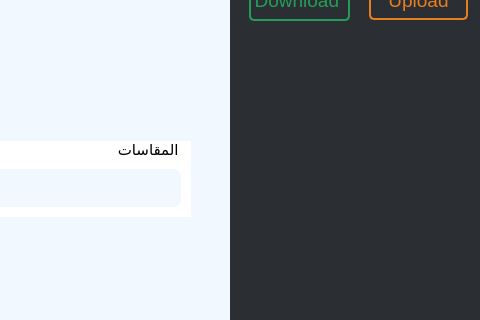
This is src/main/python/ui/main.ui in medhatjachour/black_horse as Qt 5 draws it before an edit; both pictures show x 813 to 1293 and y 186 to 506 of the 1293 by 823 pixel window. The edited form follows.
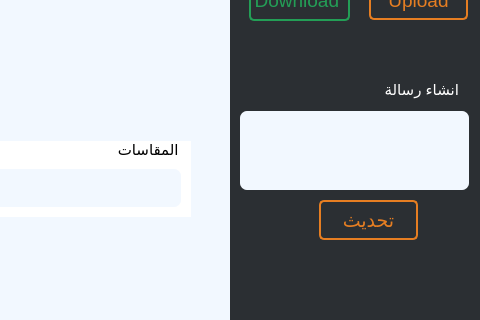
This is the edited form. The open tabs and pages were chosen to show the change. Icons and pictures are not drawn.

```diff
--- a/src/main/python/ui/main.ui
+++ b/src/main/python/ui/main.ui
@@ -8012,6 +8012,99 @@
                             <string>قاعدة البيانات</string>
                            </property>
                           </widget>
+                          <widget class="QTextEdit" name="textEdit">
+                           <property name="geometry">
+                            <rect>
+                             <x>0</x>
+                             <y>170</y>
+                             <width>231</width>
+                             <height>81</height>
+                            </rect>
+                           </property>
+                           <property name="styleSheet">
+                            <string notr="true">QTextEdit{
+	color: rgb(0, 0, 0);
+border:2px solid transparent;
+border-radius: 8px;
+padding: 0px 8px;
+background-color: rgb(242, 248, 255);
+}
+QTextEdit::hover{
+
+	border: 2px solid rgb(103, 222, 255);
+}
+QTextEdit::focus{
+	border: 2px solid rgb(103, 222, 255);
+}</string>
+                           </property>
+                          </widget>
+                          <widget class="QLabel" name="label_34">
+                           <property name="geometry">
+                            <rect>
+                             <x>20</x>
+                             <y>140</y>
+                             <width>200</width>
+                             <height>20</height>
+                            </rect>
+                           </property>
+                           <property name="font">
+                            <font>
+                             <pointsize>11</pointsize>
+                            </font>
+                           </property>
+                           <property name="text">
+                            <string>انشاء رسالة </string>
+                           </property>
+                          </widget>
+                          <widget class="QPushButton" name="addToCart_4">
+                           <property name="geometry">
+                            <rect>
+                             <x>80</x>
+                             <y>260</y>
+                             <width>99</width>
+                             <height>40</height>
+                            </rect>
+                           </property>
+                           <property name="minimumSize">
+                            <size>
+                             <width>99</width>
+                             <height>40</height>
+                            </size>
+                           </property>
+                           <property name="maximumSize">
+                            <size>
+                             <width>200</width>
+                             <height>16777215</height>
+                            </size>
+                           </property>
+                           <property name="font">
+                            <font>
+                             <pointsize>14</pointsize>
+                            </font>
+                           </property>
+                           <property name="cursor">
+                            <cursorShape>PointingHandCursor</cursorShape>
+                           </property>
+                           <property name="styleSheet">
+                            <string notr="true">QPushButton
+{
+	border:0px;
+	color: rgb(230, 126, 34);
+	border: 2px solid  rgb(230, 126, 34);
+	border-radius:5px
+}
+QPushButton:hover
+{
+	border:0px;
+	background-color:rgb(230, 126, 34);
+	
+	color: #fff;
+}</string>
+                           </property>
+                           <property name="text">
+                            <string>تحديث</string>
+                           </property>
+                          </widget>
                          </widget>
                         </item>
                        </layout>
```
Left out of the diff: 41 changed lines with no effect on the pictures.
